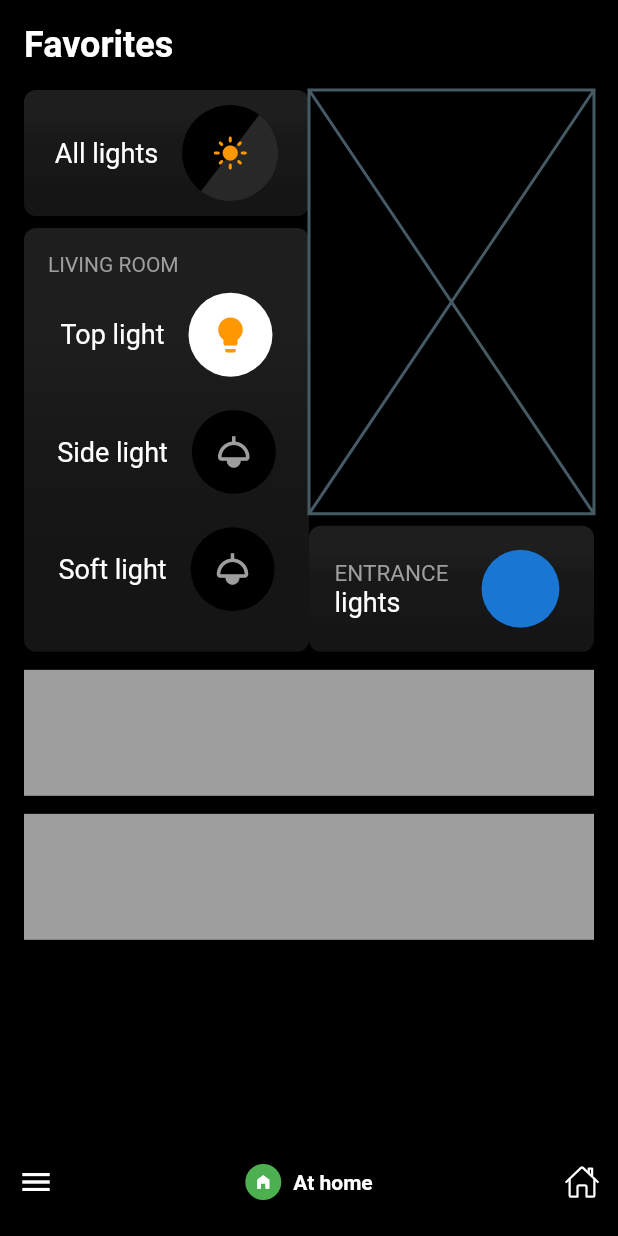
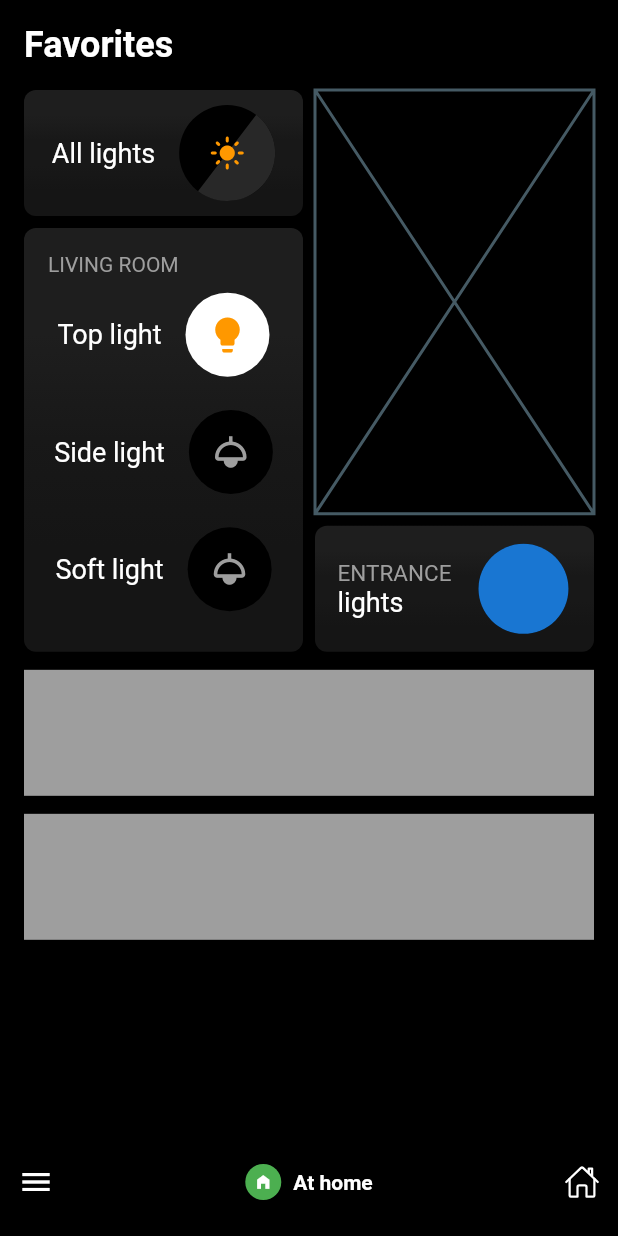
Before and after one commit to JAICHANGPARK/flutter_notebook_chapter_24, a Flutter app: the HomeAssistantMainPage screen opened directly, on a phone screen of 412 x 824 dp. Run offline on Flutter 3.47's test engine with Material 2 defaults, Android fonts, the phone set to English and light mode, and no system bars; our stand-ins replace flutter_riverpod, freezed_annotation, ionicons; missing offline and left inert: crypto_font_icons.

Commit message:
Update home_assistant_main_page.dart

```diff
--- a/lib/ep1361_home_assistant_app/view/home_assistant_main_page.dart
+++ b/lib/ep1361_home_assistant_app/view/home_assistant_main_page.dart
@@ -219,6 +219,9 @@ class _HomeAssistantMainPageState extends State<HomeAssistantMainPage> {
                         ],
                       ),
                     ),
+                    SizedBox(
+                      width: 8,
+                    ),
                     Expanded(
                       child: Column(
                         children: [
@@ -245,7 +248,7 @@ class _HomeAssistantMainPageState extends State<HomeAssistantMainPage> {
                                 end: Alignment.bottomCenter,
                               ),
                             ),
-                            padding: EdgeInsets.all(16),
+                            padding: EdgeInsets.all(12),
                             child: Row(
                               mainAxisAlignment: MainAxisAlignment.center,
                               children: [
@@ -253,7 +256,8 @@ class _HomeAssistantMainPageState extends State<HomeAssistantMainPage> {
                                   mainAxisAlignment: MainAxisAlignment.center,
                                   crossAxisAlignment: CrossAxisAlignment.start,
                                   children: [
-                                    Text("ENTRANCE",
+                                    Text(
+                                      "ENTRANCE",
                                       style: TextStyle(
                                         color: Colors.grey,
                                         fontSize: 15,
```
